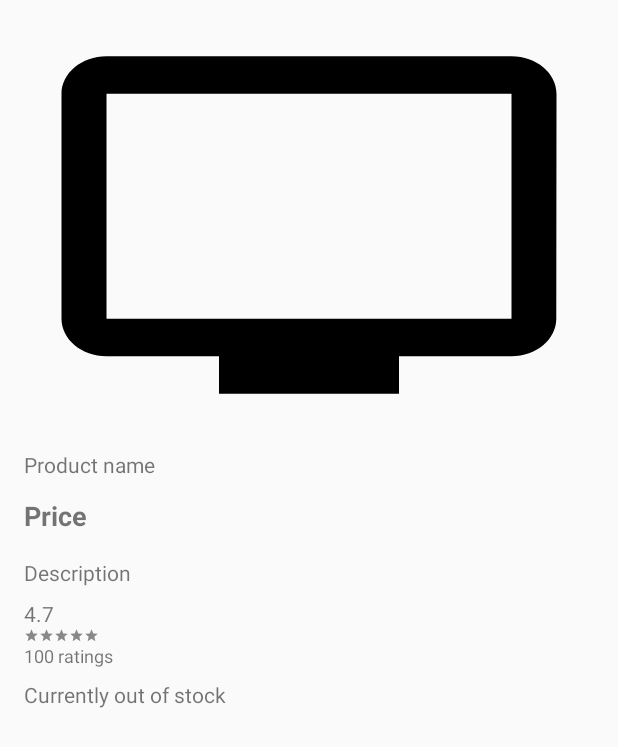
After one commit to ollesate/WalmartLab, an Android app: the layout product_detail.xml on its own in the app's theme, with its tools: preview values and no code run, on a phone screen of 412 x 824 dp. The commit adds this screen. Shown: the top 747 px of the screen. Run offline under Robolectric (Android 15) with nearby library versions, the phone set to English and light mode, and no system bars; network calls fail.

Commit message:
More work

```diff
--- a/app/src/main/java/com/sjoholm/olof/walmartlab/MyAdapter.java
+++ b/app/src/main/java/com/sjoholm/olof/walmartlab/ProductRecyclerViewAdapter.java
@@ -10,7 +10,7 @@ import android.view.ViewGroup;
 import java.util.ArrayList;
 import java.util.List;
 
-class MyAdapter extends RecyclerView.Adapter<ProductHolder> implements View.OnClickListener {
+class ProductRecyclerViewAdapter extends RecyclerView.Adapter<ProductHolder> implements View.OnClickListener {
     private final ArrayList<Product> mProducts = new ArrayList<>();
     private final OnItemClickListener mOnItemClickListener;
 
@@ -19,7 +19,7 @@ class MyAdapter extends RecyclerView.Adapter<ProductHolder> implements View.OnCl
         void onItemClicked(@NonNull Product product, int index);
     }
 
-    public MyAdapter(@NonNull OnItemClickListener listener) {
+    public ProductRecyclerViewAdapter(@NonNull OnItemClickListener listener) {
         mOnItemClickListener = listener;
     }
 
--- /dev/null
+++ b/app/src/main/res/layout/product_detail.xml
@@ -0,0 +1,108 @@
+<?xml version="1.0" encoding="utf-8"?>
+<ScrollView xmlns:android="http://schemas.android.com/apk/res/android"
+    xmlns:tools="http://schemas.android.com/tools"
+    android:scrollbars="none"
+    android:layout_width="match_parent"
+    android:layout_height="match_parent">
+
+    <LinearLayout
+        android:orientation="vertical"
+        android:paddingBottom="32dp"
+        android:layout_width="match_parent"
+        android:layout_height="wrap_content">
+
+        <ImageView
+            android:id="@+id/product_image"
+            tools:src="@drawable/example_product"
+            android:layout_width="match_parent"
+            android:layout_height="300dp" />
+
+        <LinearLayout
+            android:paddingStart="16dp"
+            android:paddingEnd="16dp"
+            android:orientation="vertical"
+            android:layout_width="match_parent"
+            android:layout_height="wrap_content">
+
+            <TextView
+                tools:text="Product name"
+                android:id="@+id/product_name"
+                android:layout_marginBottom="8dp"
+                android:layout_width="wrap_content"
+                android:layout_height="wrap_content" />
+
+            <TextView
+                android:id="@+id/price"
+                tools:text="Price"
+                style="@style/style_price"
+                android:layout_marginBottom="16dp"
+                android:layout_width="wrap_content"
+                android:layout_height="wrap_content" />
+
+            <TextView
+                android:id="@+id/description"
+                tools:text="Description"
+                android:layout_marginBottom="8dp"
+                android:layout_width="wrap_content"
+                android:layout_height="wrap_content" />
+
+            <TextView
+                android:id="@+id/review_rating"
+                tools:text="4.7"
+                android:layout_marginEnd="4dp"
+                android:layout_width="wrap_content"
+                android:layout_height="wrap_content" />
+
+            <LinearLayout
+                android:id="@+id/star_holder"
+                android:gravity="center_vertical"
+                android:orientation="horizontal"
+                android:layout_width="wrap_content"
+                android:layout_height="match_parent">
+
+                <ImageView
+                    android:src="@drawable/ic_star_empty"
+                    android:layout_width="wrap_content"
+                    android:layout_height="wrap_content" />
+
+                <ImageView
+                    android:src="@drawable/ic_star_empty"
+                    android:layout_width="wrap_content"
+                    android:layout_height="wrap_content" />
+
+                <ImageView
+                    android:src="@drawable/ic_star_empty"
+                    android:layout_width="wrap_content"
+                    android:layout_height="wrap_content" />
+
+                <ImageView
+                    android:src="@drawable/ic_star_empty"
+                    android:layout_width="wrap_content"
+                    android:layout_height="wrap_content" />
+
+                <ImageView
+                    android:src="@drawable/ic_star_empty"
+                    android:layout_width="wrap_content"
+                    android:layout_height="wrap_content" />
+
+            </LinearLayout>
+
+            <TextView
+                android:id="@+id/review_count"
+                tools:text="100 ratings"
+                android:textSize="12sp"
+                android:layout_width="wrap_content"
+                android:layout_height="wrap_content" />
+
+            <TextView
+                android:id="@+id/in_stock"
+                android:layout_marginTop="8dp"
+                tools:text="Currently out of stock"
+                android:layout_width="wrap_content"
+                android:layout_height="wrap_content" />
+
+        </LinearLayout>
+
+    </LinearLayout>
+
+</ScrollView>
```
Also changed, not shown: app/src/main/java/com/sjoholm/olof/walmartlab/MainActivity.java (+4 -3 lines), app/src/main/java/com/sjoholm/olof/walmartlab/ProductDetailActivity.java (+51 -49 lines), app/src/main/java/com/sjoholm/olof/walmartlab/ProductDetailFragment.java (added, +84 -0 lines), app/src/main/java/com/sjoholm/olof/walmartlab/ProductPageRequester.java (added, +85 -0 lines), app/src/main/res/layout/activity_product_detail.xml (+5 -100 lines).
